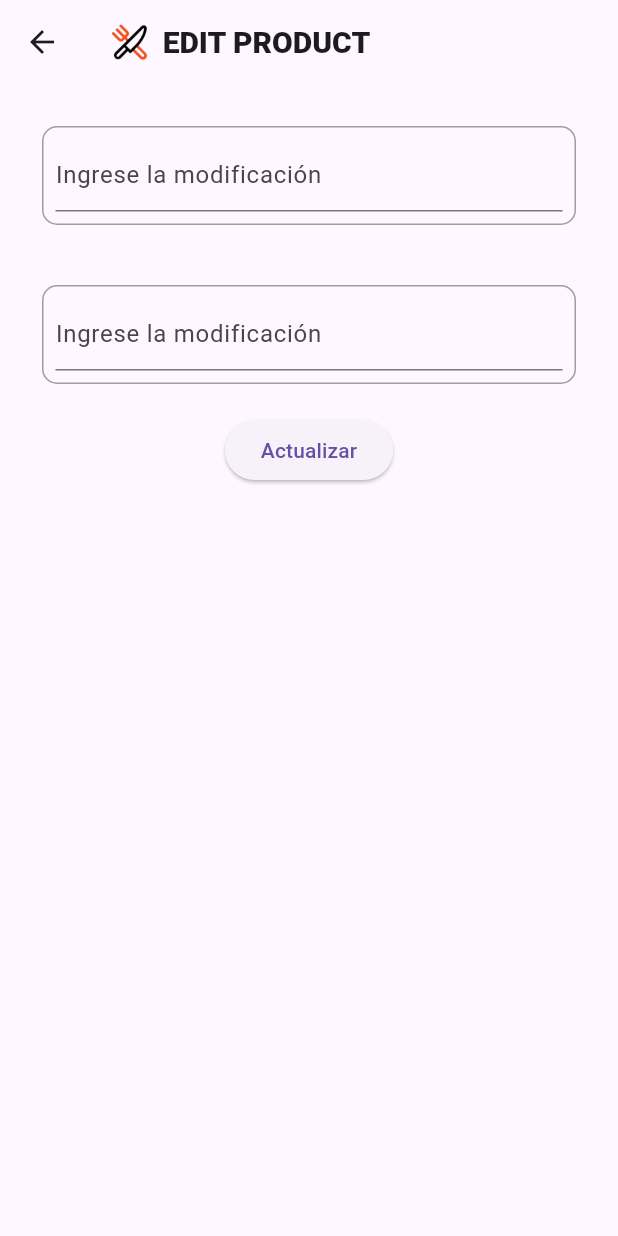
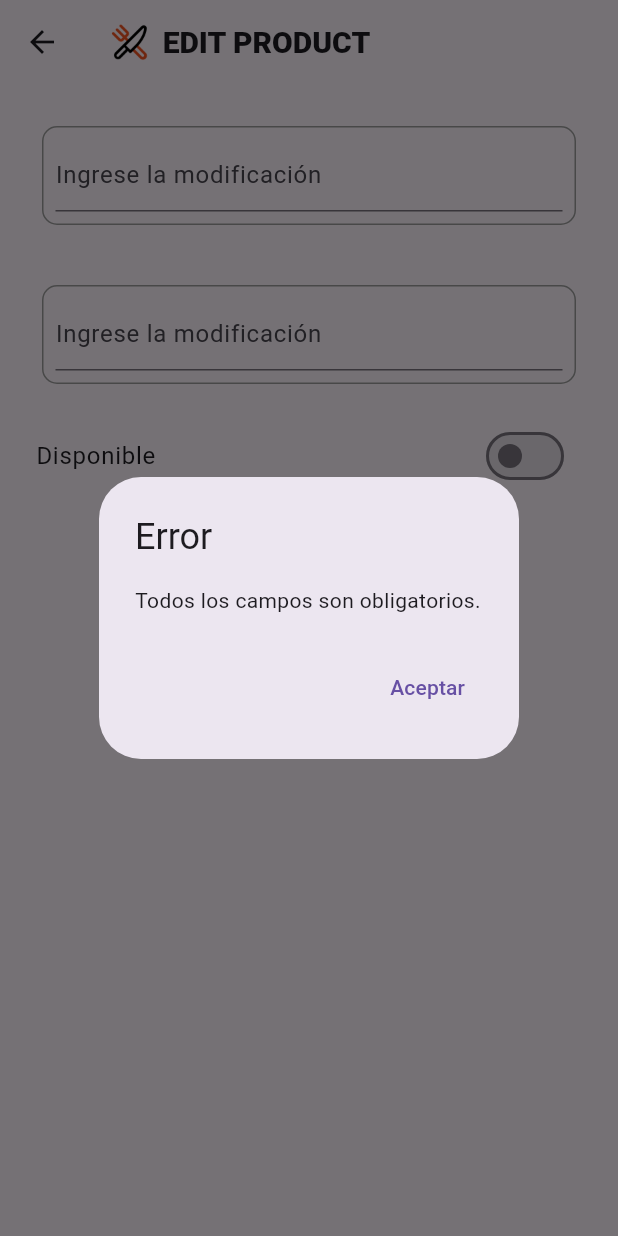
Before and after one commit to Moooon4/Administrador, a Flutter app: the EditNamePage screen opened by its route, after a tap on "Actualizar", on a phone screen of 412 x 824 dp. Run offline on Flutter 3.47's test engine with Material 3 defaults, Android fonts, the phone set to English and light mode, and no system bars; our stand-ins replace cloud_firestore, firebase_auth, firebase_core; accounts and stored records are empty.

Commit message:
Modificando de Future a Stream

```diff
--- a/lib/pages/add_name_page.dart
+++ b/lib/pages/add_name_page.dart
@@ -2,7 +2,7 @@ import 'package:administrador/services/firebase_service.dart';
 import 'package:flutter/material.dart';
 
 class AddNamePage extends StatefulWidget {
-  const AddNamePage({super.key});
+  const AddNamePage({Key? key});
 
   @override
   State<AddNamePage> createState() => _AddNamePageState();
@@ -11,6 +11,7 @@ class AddNamePage extends StatefulWidget {
 class _AddNamePageState extends State<AddNamePage> {
   TextEditingController nameController = TextEditingController(text: "");
   TextEditingController precioController = TextEditingController(text: "");
+  bool disponible = true;
 
   @override
   Widget build(BuildContext context) {
@@ -79,26 +80,54 @@ class _AddNamePageState extends State<AddNamePage> {
               ),
             ),
             //----------------------------------------------------------
-            // Agregango el botón para guardar
+            // Agregando un switch para 'DISPONIBILIDAD'
+            SwitchListTile(
+              title: const Text('Disponible'),
+              value: disponible,
+              onChanged: (value) {
+                setState(() {
+                  disponible = value;
+                });
+              },
+            ),
+            //----------------------------------------------------------
+            // Botón para guardar el producto
             ElevatedButton(
                 onPressed: () async {
+                  if (nameController.text.isNotEmpty &&
+                      precioController.text.isNotEmpty) {
                     try {
                       await addProductos(
-                      // Obteniendo los valores de los controladores
                         nameController.text,
                         double.parse(precioController.text),
+                        disponible,
                       );
                       Navigator.pop(context);
                     } catch (e) {
-                    // Manejar la excepción de manera adecuada
                       print("Error al guardar el producto: $e");
-                    // Mostrar un mensaje de error al usuario
                       showDialog(
                         context: context,
                         builder: (context) => AlertDialog(
                           title: Text("Error"),
                           content:
                               Text("Hubo un problema al guardar el producto."),
+                          actions: [
+                            TextButton(
+                              onPressed: () {
+                                Navigator.pop(context);
+                              },
+                              child: Text("Aceptar"),
+                            ),
+                          ],
+                        ),
+                      );
+                    }
+                  } else {
+                    showDialog(
+                      context: context,
+                      builder: (context) => AlertDialog(
+                        title: Text("Error"),
+                        content: Text("Todos los campos son obligatorios."),
                         actions: [
                           TextButton(
                             onPressed: () {
--- a/lib/pages/edit_name_page.dart
+++ b/lib/pages/edit_name_page.dart
@@ -2,7 +2,7 @@ import 'package:administrador/services/firebase_service.dart';
 import 'package:flutter/material.dart';
 
 class EditNamePage extends StatefulWidget {
-  const EditNamePage({super.key});
+  const EditNamePage({Key? key});
 
   @override
   State<EditNamePage> createState() => _EditNamePageState();
@@ -11,6 +11,7 @@ class EditNamePage extends StatefulWidget {
 class _EditNamePageState extends State<EditNamePage> {
   TextEditingController nameController = TextEditingController(text: "");
   TextEditingController precioController = TextEditingController(text: "");
+  bool disponible = false;
 
   @override
   Widget build(BuildContext context) {
@@ -19,6 +20,8 @@ class _EditNamePageState extends State<EditNamePage> {
     nameController.text = arguments?['titulo'] ?? '';
     // Convertir a cadena y asignar cadena vacía si el valor es nulo
     precioController.text = arguments?['precio']?.toString() ?? '';
+    // Asignar valor de 'disponible' si el valor es nulo
+    disponible = arguments?['disponible'] ?? false;
 
     return Scaffold(
       appBar: AppBar(
@@ -70,12 +73,26 @@ class _EditNamePageState extends State<EditNamePage> {
                 decoration: const InputDecoration(
                   hintText: 'Ingrese la modificación',
                 ),
+                keyboardType: TextInputType.numberWithOptions(decimal: true),
               ),
+            ),
+            //----------------------------------------------------------
+            // Agregando un switch para modificar 'DISPONIBILIDAD'
+            SwitchListTile(
+              title: const Text('Disponible'),
+              value: disponible,
+              onChanged: (value) {
+                setState(() {
+                  disponible = value;
+                });
+              },
             ),
             //----------------------------------------------------------
             // Agregango el botón para actualizar
             ElevatedButton(
               onPressed: () async {
+                if (nameController.text.isNotEmpty &&
+                    precioController.text.isNotEmpty) {
                   if (arguments != null) {
                     try {
                       await updateProductos(
@@ -84,6 +101,7 @@ class _EditNamePageState extends State<EditNamePage> {
                         // Obteniendo los valores de los controladores
                         nameController.text,
                         double.parse(precioController.text),
+                        disponible,
                       );
                       Navigator.pop(context);
                     } catch (e) {
@@ -94,8 +112,8 @@ class _EditNamePageState extends State<EditNamePage> {
                         context: context,
                         builder: (context) => AlertDialog(
                           title: Text("Error"),
-                        content:
-                            Text("Hubo un problema al actualizar el producto."),
+                          content: Text(
+                              "Hubo un problema al actualizar el producto."),
                           actions: [
                             TextButton(
                               onPressed: () {
@@ -108,6 +126,23 @@ class _EditNamePageState extends State<EditNamePage> {
                       );
                     }
                   }
+                } else {
+                  showDialog(
+                    context: context,
+                    builder: (context) => AlertDialog(
+                      title: Text("Error"),
+                      content: Text("Todos los campos son obligatorios."),
+                      actions: [
+                        TextButton(
+                          onPressed: () {
+                            Navigator.pop(context);
+                          },
+                          child: Text("Aceptar"),
+                        ),
+                      ],
+                    ),
+                  );
+                }
               },
               child: const Text("Actualizar"),
             )
--- a/lib/services/firebase_service.dart
+++ b/lib/services/firebase_service.dart
@@ -3,44 +3,47 @@ import 'package:cloud_firestore/cloud_firestore.dart';
 // Hacemos la conexión a la base de datos
 FirebaseFirestore db = FirebaseFirestore.instance;
 
-// Promesa de lista
-Future<List>getProductos() async{
-  // 1.- Llamamos la información de FireStore
-  List productos = [];
-
-  // 2.- Obtener un documento por su id (pocos registros)
-  QuerySnapshot queryProductos = await db.collection('productos').get();
-
-  for (var doc in queryProductos.docs){
+// Función para obtener la lista de productos en tiempo real
+Stream<List<Map<String, dynamic>>> getProductos() {
+  // Retorna un stream que escucha los cambios en la colección 'productos'
+  return db.collection('productos').snapshots().map((snapshot) {
+    // Lista para almacenar los productos
+    List<Map<String, dynamic>> productos = [];
+    // Itera sobre los documentos de la colección
+    snapshot.docs.forEach((doc) {
       final Map<String, dynamic> data = doc.data() as Map<String, dynamic>;
-
-    // Agregando las variables
-    final producto ={
+      // Verifica si el producto está disponible y lo agrega a la lista
+      if (data.containsKey("disponible")) {
+        if (data["disponible"] == true) {
+          final producto = {
             "uid": doc.id,
             "titulo": data["titulo"],
             "precio": data["precio"],
+            "disponible": data["disponible"],
           };
-
-    // producto tiene la propiedad titulo
           productos.add(producto);
         }
-
+      }
+    });
     return productos;
+  });
 }
 
 // Guardar titulo en la base de datos
-Future<void> addProductos(String titulo, double precio) async {
+Future<void> addProductos(String titulo, double precio, bool disponible) async {
   await db.collection("productos").add({
     "titulo": titulo,
     "precio": precio,
+    "disponible": disponible,
   });
 }
 
 // Actualizar titulo en la base de datos
-Future<void> updateProductos(String uid, String newtitulo, double newprecio) async {
+Future<void> updateProductos(String uid, String newtitulo, double newprecio, bool newdisponible) async {
   await db.collection("productos").doc(uid).set({
     "titulo": newtitulo,
     "precio": newprecio,
+    "disponible": newdisponible,
   });
 }
 
```
Also changed, not shown: lib/pages/home_page.dart (+13 -16 lines). Lines whose indentation alone changed are shown as unchanged.
